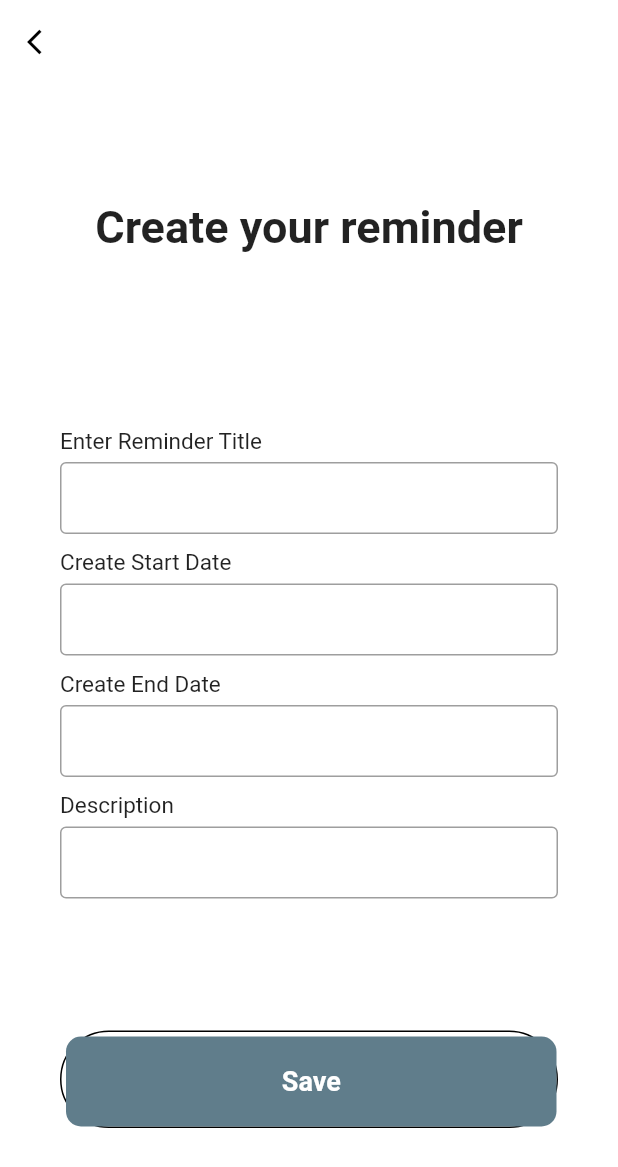
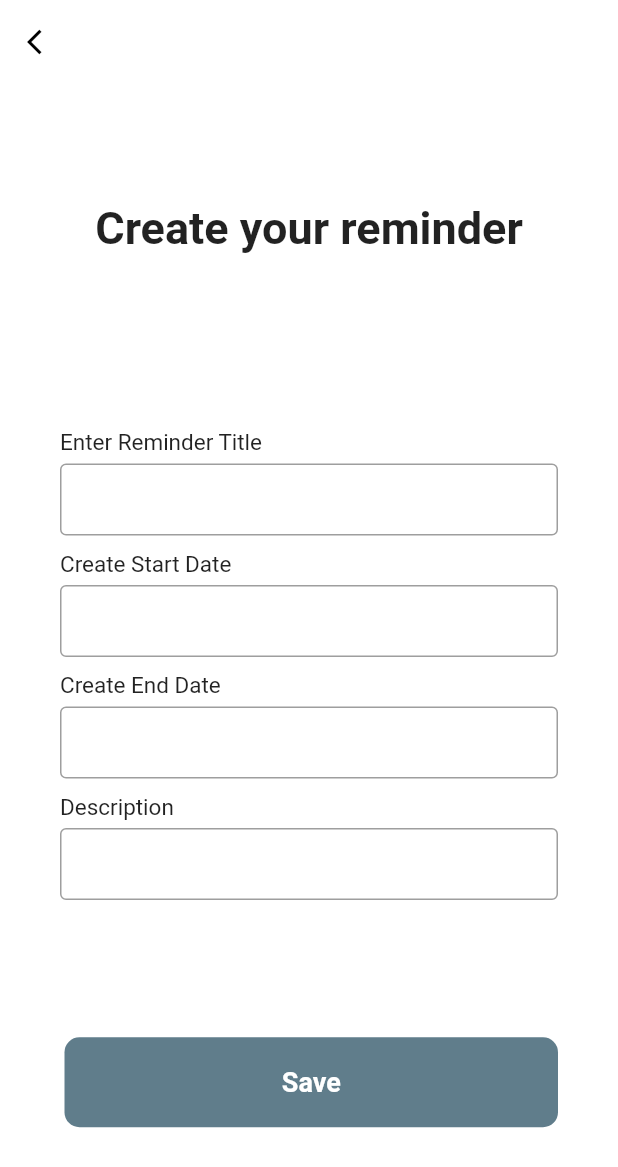
Before and after one commit to manushi7/goplan-flutter, a Flutter app: the ReminderScreen screen opened directly, on a phone screen of 412 x 824 dp. Shown: the top 1167 px of the screen. Run offline on Flutter 3.47's test engine with Material 2 defaults, Android fonts, the light colour scheme and no system bars; our stand-ins replace font_awesome_flutter, get, google_sign_in, hexcolor, otp_text_field, rflutter_alert and 2 more; missing offline and left inert: google_sign_in_web.

Commit message:
changes in reminder

```diff
--- a/lib/main.dart
+++ b/lib/main.dart
@@ -1,4 +1,5 @@
 import 'package:flutter/material.dart';
+import 'package:flutter_login_ui/pages/bottom_nav_screen.dart';
 import 'package:flutter_login_ui/pages/friend.dart';
 import 'package:flutter_login_ui/pages/splash_screen.dart';
 import 'package:hexcolor/hexcolor.dart';
@@ -36,7 +37,8 @@ class LoginUiApp extends StatelessWidget {
         scaffoldBackgroundColor: Colors.grey.shade100,
         primarySwatch: Colors.grey,
       ),
-      home: SplashScreen(title: 'welcome goplanners!',),
+      home: const BottomNavScreen(),
+
     );
   }
 }
--- a/lib/pages/registration_page.dart
+++ b/lib/pages/registration_page.dart
@@ -2,6 +2,7 @@
 import 'package:flutter/cupertino.dart';
 import 'package:flutter/material.dart';
 import 'package:flutter_login_ui/common/theme_helper.dart';
+import 'package:flutter_login_ui/home_page.dart';
 import 'package:flutter_login_ui/pages/widgets/header_widget.dart';
 import 'package:font_awesome_flutter/font_awesome_flutter.dart';
 import 'package:hexcolor/hexcolor.dart';
@@ -213,7 +214,7 @@ class _RegistrationPageState extends State<RegistrationPage>{
                               if (_formKey.currentState!.validate()) {
                                 Navigator.of(context).pushAndRemoveUntil(
                                     MaterialPageRoute(
-                                        builder: (context) => ProfilePage()
+                                        builder: (context) => HomeScreen()
                                     ),
                                         (Route<dynamic> route) => false
                                 );
--- a/lib/pages/reminder.dart
+++ b/lib/pages/reminder.dart
@@ -80,20 +80,6 @@ class _ReminderScreenState extends State<ReminderScreen> {
               Container(
                 padding: EdgeInsets.only(top: 3, left: 3),
 
-                decoration:
-                BoxDecoration(
-                    borderRadius: BorderRadius.circular(50),
-                    border: Border(
-                      bottom: BorderSide(color: Colors.black),
-                      top: BorderSide(color: Colors.black),
-                      left: BorderSide(color: Colors.black),
-                      right: BorderSide(color: Colors.black),
-
-
-
-                    )
-
-                ),
                 child: MaterialButton(
                   minWidth: double.infinity,
                   height: 60,
```
Also changed, not shown: lib/pages/bottom_nav_screen.dart (+6 -4 lines), lib/pages/settings.dart (+1 -27 lines).
